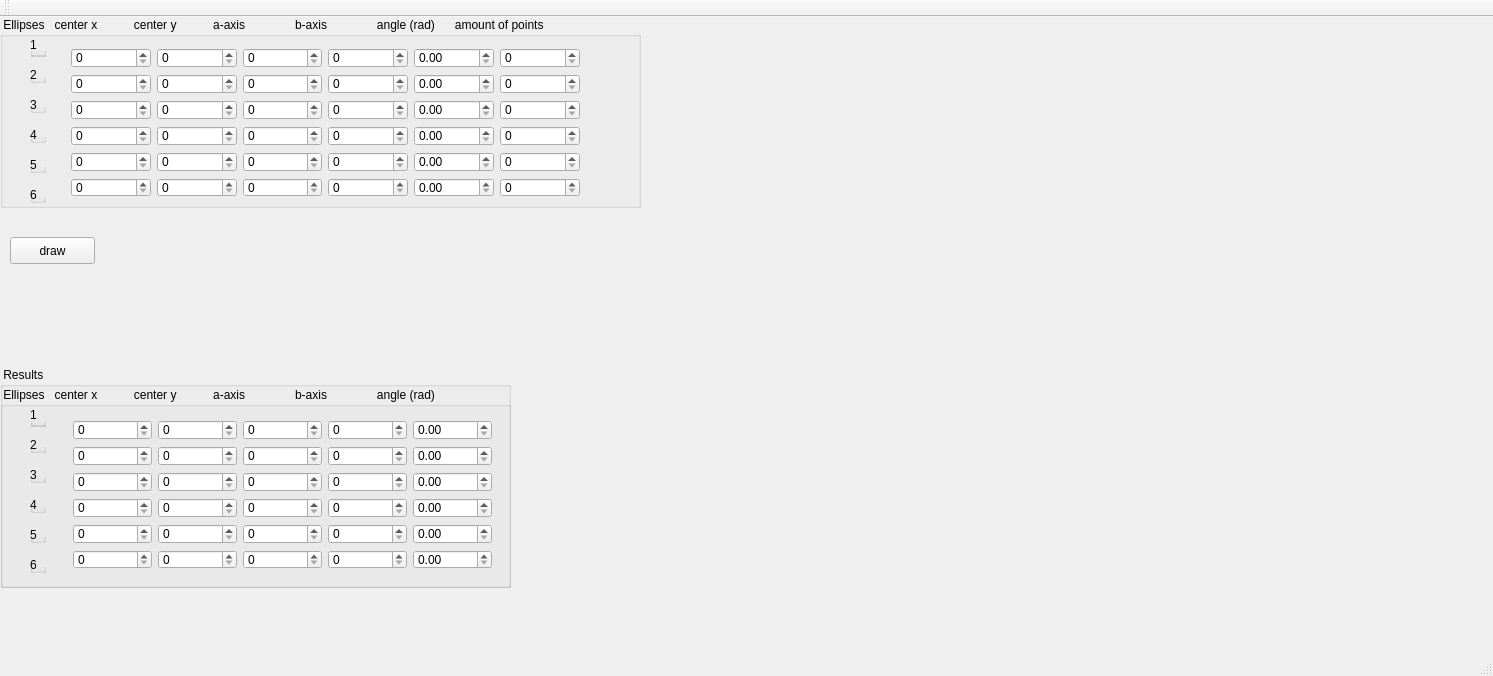
The window that mainwindow.ui (TimStnd/ExamenOpdracht) describes before a commit, drawn with Qt 5.
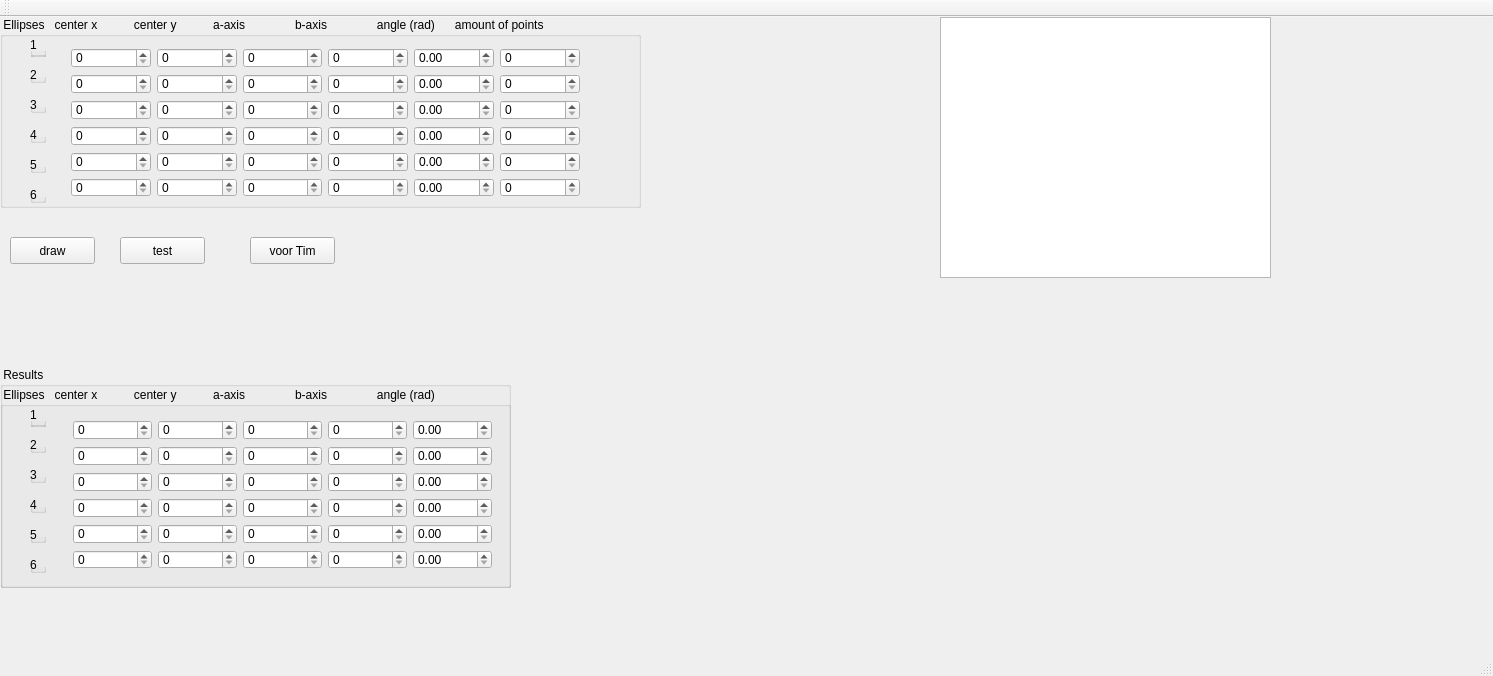
The same window after the commit.

Patch:
```diff
--- a/mainwindow.ui
+++ b/mainwindow.ui
@@ -390,19 +390,6 @@
      <string/>
     </property>
    </widget>
-   <widget class="QLabel" name="errorbox">
-    <property name="geometry">
-     <rect>
-      <x>100</x>
-      <y>220</y>
-      <width>491</width>
-      <height>20</height>
-     </rect>
-    </property>
-    <property name="text">
-     <string/>
-    </property>
-   </widget>
    <widget class="QGroupBox" name="groupBox_16">
     <property name="geometry">
      <rect>
@@ -782,6 +769,42 @@
      </layout>
     </widget>
    </widget>
+   <widget class="QTextBrowser" name="logbox">
+    <property name="geometry">
+     <rect>
+      <x>940</x>
+      <y>0</y>
+      <width>331</width>
+      <height>261</height>
+     </rect>
+    </property>
+   </widget>
+   <widget class="QPushButton" name="test">
+    <property name="geometry">
+     <rect>
+      <x>120</x>
+      <y>220</y>
+      <width>85</width>
+      <height>27</height>
+     </rect>
+    </property>
+    <property name="text">
+     <string>test</string>
+    </property>
+   </widget>
+   <widget class="QPushButton" name="clear">
+    <property name="geometry">
+     <rect>
+      <x>250</x>
+      <y>220</y>
+      <width>85</width>
+      <height>27</height>
+     </rect>
+    </property>
+    <property name="text">
+     <string>voor Tim</string>
+    </property>
+   </widget>
   </widget>
   <widget class="QMenuBar" name="menuBar">
    <property name="geometry">
```
Left out of the diff: 2 changed lines with no effect on the pictures.
